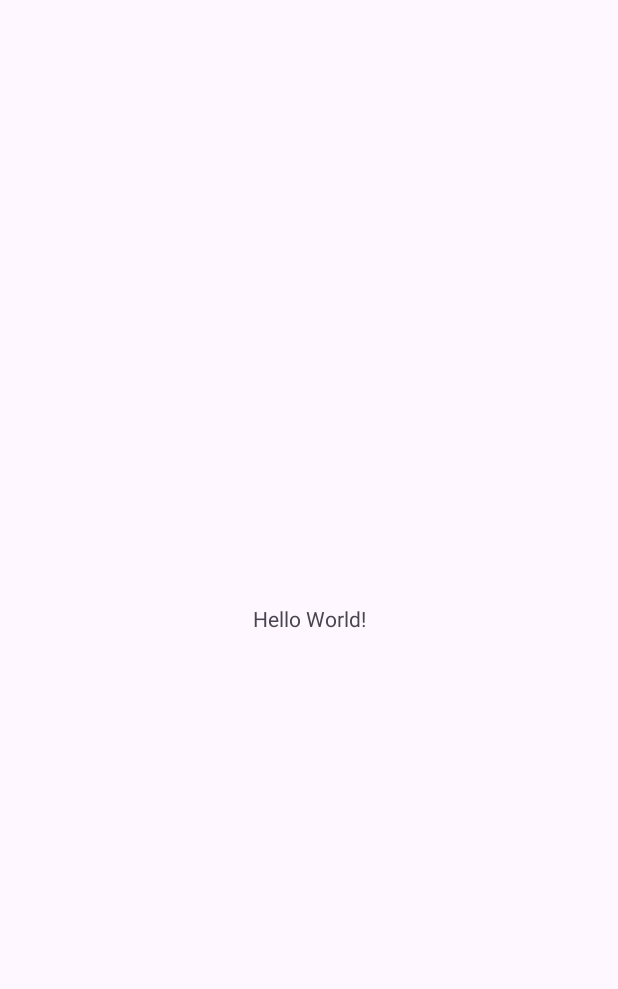
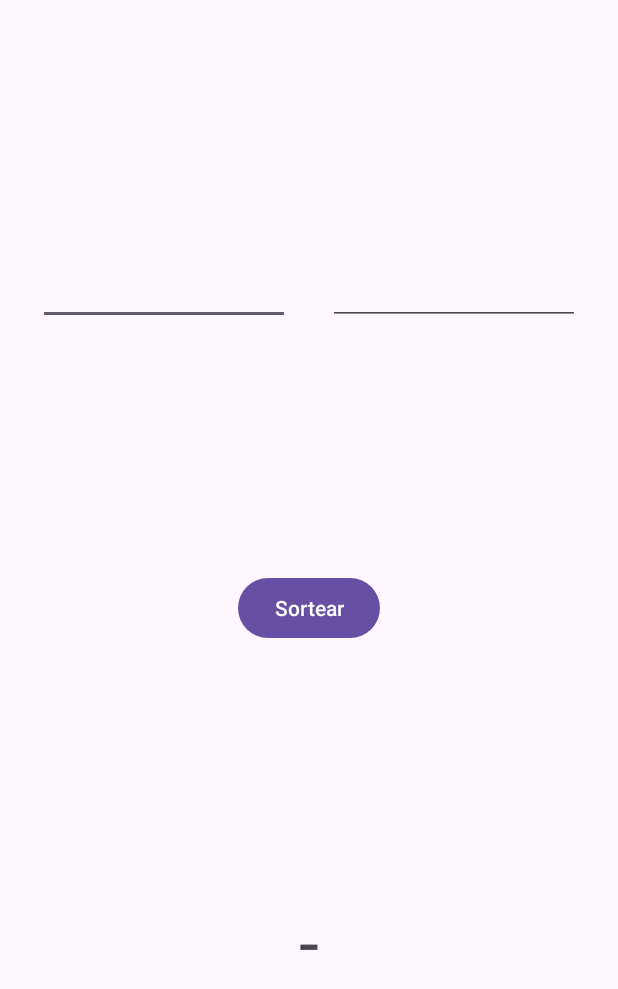
Before and after one commit to maicosc/PDM, an Android app: the screen it shows after launch (MainActivity), on a phone screen of 412 x 824 dp. Before the commit the part shown is almost empty. Shown: the top 989 px of the screen. Run offline under Robolectric (Android 15) with nearby library versions, the phone set to English and light mode, and no system bars.

Commit message:
Interface de Sorteio

```diff
--- a/app/src/main/res/layout/activity_main.xml
+++ b/app/src/main/res/layout/activity_main.xml
@@ -8,12 +8,76 @@
     tools:context=".MainActivity">
 
     <TextView
+        android:id="@+id/tvResultado"
         android:layout_width="wrap_content"
         android:layout_height="wrap_content"
-        android:text="Hello World!"
+        android:text="-"
+        android:textAlignment="center"
+        android:textSize="48sp"
         app:layout_constraintBottom_toBottomOf="parent"
         app:layout_constraintEnd_toEndOf="parent"
+        app:layout_constraintHorizontal_bias="0.5"
+        app:layout_constraintStart_toStartOf="parent"
+        app:layout_constraintTop_toBottomOf="@+id/butao" />
+
+    <androidx.constraintlayout.widget.Barrier
+        android:id="@+id/barrier"
+        android:layout_width="wrap_content"
+        android:layout_height="wrap_content"
+        app:barrierDirection="left" />
+
+    <androidx.constraintlayout.widget.Guideline
+        android:id="@+id/guideline"
+        android:layout_width="wrap_content"
+        android:layout_height="wrap_content"
+        android:orientation="vertical"
+        app:layout_constraintGuide_begin="20dp" />
+
+    <EditText
+        android:id="@+id/tvMinimo"
+        android:layout_width="168dp"
+        android:layout_height="51dp"
+        android:ems="10"
+        android:inputType="text"
+        app:layout_constraintBottom_toTopOf="@+id/butao"
+        app:layout_constraintEnd_toStartOf="@+id/tvMaximo"
+        app:layout_constraintHorizontal_bias="0.5"
         app:layout_constraintStart_toStartOf="parent"
         app:layout_constraintTop_toTopOf="parent" />
 
+    <EditText
+        android:id="@+id/tvMaximo"
+        android:layout_width="168dp"
+        android:layout_height="51dp"
+        android:ems="10"
+        android:inputType="text"
+        app:layout_constraintEnd_toEndOf="parent"
+        app:layout_constraintHorizontal_bias="0.5"
+        app:layout_constraintStart_toEndOf="@+id/tvMinimo"
+        app:layout_constraintTop_toTopOf="@+id/tvMinimo" />
+
+    <androidx.constraintlayout.widget.Barrier
+        android:id="@+id/barrier2"
+        android:layout_width="wrap_content"
+        android:layout_height="wrap_content"
+        app:barrierDirection="left" />
+
+    <androidx.constraintlayout.widget.Guideline
+        android:id="@+id/guideline2"
+        android:layout_width="wrap_content"
+        android:layout_height="wrap_content"
+        android:orientation="horizontal"
+        app:layout_constraintGuide_begin="20dp" />
+
+    <Button
+        android:id="@+id/butao"
+        android:layout_width="wrap_content"
+        android:layout_height="wrap_content"
+        android:text="Sortear"
+        app:layout_constraintBottom_toTopOf="@+id/tvResultado"
+        app:layout_constraintEnd_toEndOf="parent"
+        app:layout_constraintHorizontal_bias="0.5"
+        app:layout_constraintStart_toStartOf="parent"
+        app:layout_constraintTop_toBottomOf="@+id/tvMinimo" />
+
 </androidx.constraintlayout.widget.ConstraintLayout>
```
